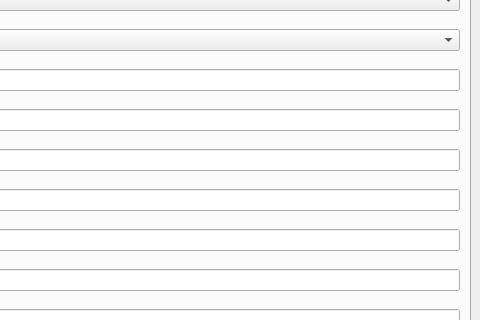
First picture: the form in mainwindow.ui, repository bogflap/BallisticCalculator, before the edit; both pictures show x 486 to 966 and y 126 to 446 of the 966 by 690 pixel window.
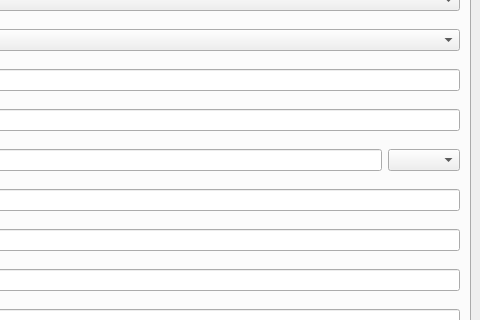
Second picture: the form after the edit. Custom widgets are drawn as their Qt base class.

```diff
--- a/mainwindow.ui
+++ b/mainwindow.ui
@@ -96,6 +96,9 @@
           <item>
            <widget class="QLineEdit" name="dragCoeffEdit"/>
           </item>
+          <item>
+           <widget class="QComboBox" name="dragModelComboBox"/>
+          </item>
          </layout>
         </item>
         <item>
```
